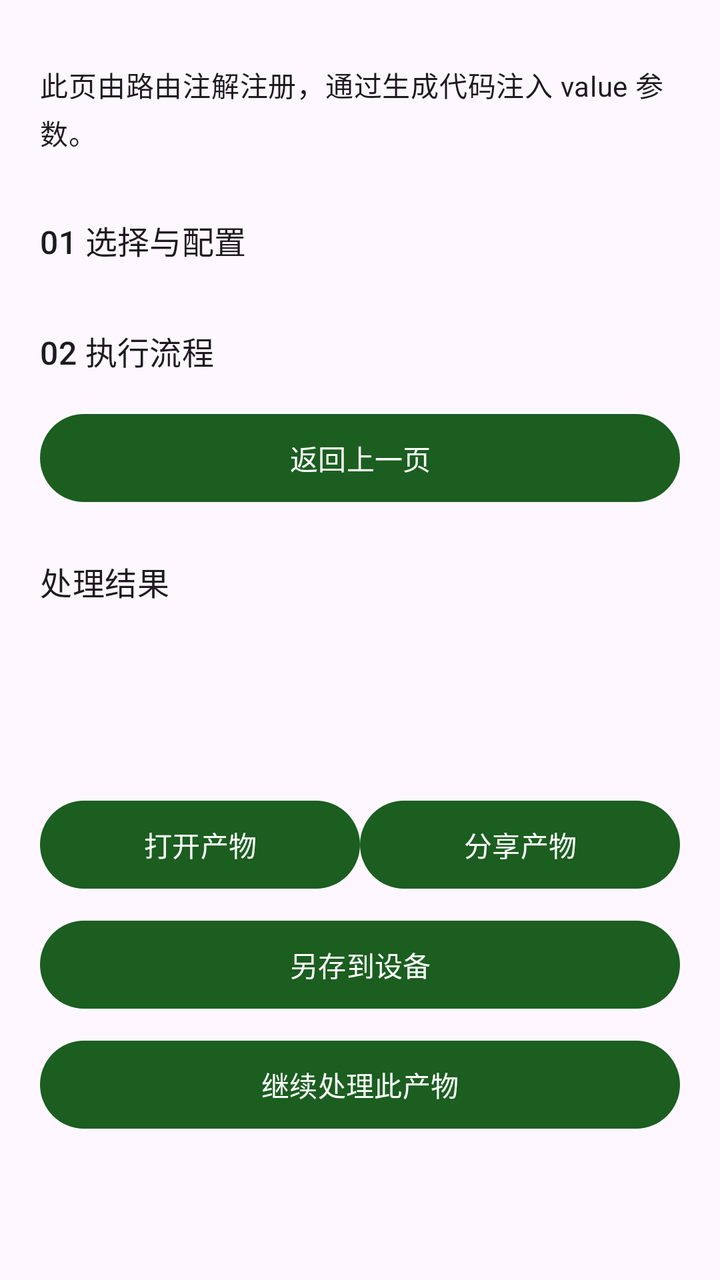
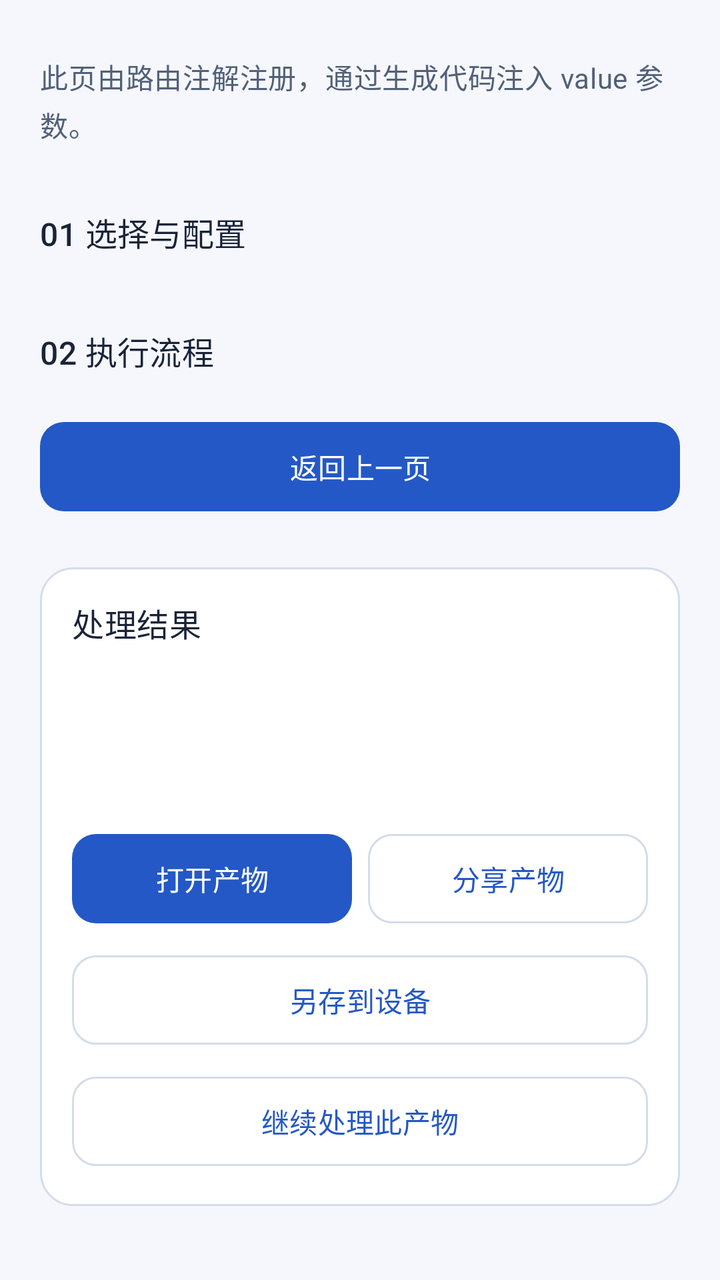

Screens rendered from an Android XML layout before and after an edit, with the pre-edit source and the edit as a unified diff.
<!-- AndroidManifest.xml: another module's application theme Theme.DevLib -->
<!-- res/layout/demo_route_target.xml -->
<?xml version='1.0' encoding='utf-8'?>
<ScrollView xmlns:android="http://schemas.android.com/apk/res/android" android:layout_width="match_parent" android:layout_height="match_parent" android:fillViewport="true" android:scrollbars="none" android:clipToPadding="false">
    <LinearLayout style="@style/Demo.Page">
        <TextView style="@style/Demo.Label" android:text="@string/demo_route_target_intro" />
        <TextView style="@style/Demo.Heading" android:text="@string/demo_route_target_input" />
        <TextView style="@style/Demo.Heading" android:text="@string/demo_route_target_execute" />
        <com.google.android.material.button.MaterialButton android:id="@+id/finish" style="@style/Demo.Button" android:text="@string/demo_route_target_finish" />
        <include android:id="@+id/result" layout="@layout/demo_output" />
    </LinearLayout>
</ScrollView>
<!-- res/layout/demo_output.xml (included above) -->
<?xml version='1.0' encoding='utf-8'?>
<LinearLayout xmlns:android="http://schemas.android.com/apk/res/android" style="@style/Demo.Page" android:padding="0dp">
    <TextView style="@style/Demo.Heading" android:text="@string/demo_output" />
    <TextView android:id="@+id/inputs" style="@style/Demo.Label" android:textIsSelectable="true" />
    <ImageView android:id="@+id/inputPreview" android:layout_width="match_parent" android:layout_height="200dp" android:scaleType="fitCenter" android:contentDescription="@string/workspace_original" android:visibility="gone" />
    <ProgressBar android:id="@+id/progress" style="?android:attr/progressBarStyleHorizontal" android:layout_width="match_parent" android:layout_height="wrap_content" android:visibility="gone" />
    <TextView android:id="@+id/message" style="@style/Demo.Label" android:textIsSelectable="true" />
    <ImageView android:id="@+id/preview" android:layout_width="match_parent" android:layout_height="wrap_content" android:adjustViewBounds="true" android:maxHeight="360dp" android:contentDescription="@string/demo_preview" android:visibility="gone" />
    <com.google.android.material.button.MaterialButton android:id="@+id/cancel" style="@style/Demo.Button" android:text="@string/demo_cancel" android:visibility="gone" />
    <LinearLayout android:layout_width="match_parent" android:layout_height="wrap_content" android:orientation="horizontal">
        <com.google.android.material.button.MaterialButton android:id="@+id/open" style="@style/Demo.Button" android:layout_width="0dp" android:layout_weight="1" android:text="@string/demo_open" />
        <com.google.android.material.button.MaterialButton android:id="@+id/share" style="@style/Demo.Button" android:layout_width="0dp" android:layout_weight="1" android:text="@string/demo_share" />
    </LinearLayout>
    <com.google.android.material.button.MaterialButton android:id="@+id/save" style="@style/Demo.Button" android:text="@string/workspace_save" />
    <com.google.android.material.button.MaterialButton android:id="@+id/continueWith" style="@style/Demo.Button" android:text="@string/workspace_continue" />
</LinearLayout>
<!-- resources referenced by this layout -->
<resources>
  <style name="Demo.Button" parent="">
          <item name="android:layout_width">match_parent</item>
          <item name="android:layout_height">wrap_content</item>
          <item name="android:minHeight">52dp</item>
          <item name="android:layout_marginTop">8dp</item>
      </style>
  <style name="Demo.Heading" parent="Demo.Label">
          <item name="android:textAppearance">?attr/textAppearanceTitleMedium</item>
          <item name="android:layout_marginTop">24dp</item>
      </style>
  <style name="Demo.Label" parent="">
          <item name="android:layout_width">match_parent</item>
          <item name="android:layout_height">wrap_content</item>
          <item name="android:textAppearance">?attr/textAppearanceBodyMedium</item>
          <item name="android:layout_marginTop">12dp</item>
          <item name="android:layout_marginBottom">8dp</item>
      </style>
  <style name="Demo.Page" parent="">
          <item name="android:orientation">vertical</item>
          <item name="android:padding">20dp</item>
          <item name="android:layout_width">match_parent</item>
          <item name="android:layout_height">wrap_content</item>
      </style>
  <style name="Theme.DevLib" parent="Theme.Material3.DayNight.NoActionBar">
          <item name="colorPrimary">@color/primary</item>
          <item name="colorOnPrimary">@color/on_primary</item>
          <item name="android:statusBarColor">@android:color/transparent</item>
          <item name="android:navigationBarColor">@android:color/transparent</item>
          <item name="android:windowLightStatusBar">true</item>
          <item name="android:windowLightNavigationBar">true</item>
          <item name="android:enforceNavigationBarContrast">false</item>
      </style>
  <color name="primary">#1B5E20</color>
  <color name="on_primary">#FFFFFF</color>
  <!-- unchanged entries left out for length: 12 -->
</resources>

<!-- the commit's change to res/layout/demo_route_target.xml (unified diff, before → after) -->
@@ -4,23 +4,23 @@
         <TextView style="@style/Demo.Label" android:text="@string/demo_route_target_intro" />
         <TextView style="@style/Demo.Heading" android:text="@string/demo_route_target_input" />
         <TextView style="@style/Demo.Heading" android:text="@string/demo_route_target_execute" />
-        <com.google.android.material.button.MaterialButton android:id="@+id/finish" style="@style/Demo.Button" android:text="@string/demo_route_target_finish" />
+        <com.google.android.material.button.MaterialButton android:id="@+id/finish" style="@style/Demo.Button.Primary" android:text="@string/demo_route_target_finish" />
         <include android:id="@+id/result" layout="@layout/demo_output" />
     </LinearLayout>
 </ScrollView>
 <!-- res/layout/demo_output.xml (included above) -->
 <?xml version='1.0' encoding='utf-8'?>
-<LinearLayout xmlns:android="http://schemas.android.com/apk/res/android" style="@style/Demo.Page" android:padding="0dp">
-    <TextView style="@style/Demo.Heading" android:text="@string/demo_output" />
+<LinearLayout xmlns:android="http://schemas.android.com/apk/res/android" style="@style/Demo.Page" android:padding="16dp" android:layout_marginTop="24dp" android:background="@drawable/demo_result_surface">
+    <TextView style="@style/Demo.Heading" android:layout_marginTop="0dp" android:text="@string/demo_output" />
     <TextView android:id="@+id/inputs" style="@style/Demo.Label" android:textIsSelectable="true" />
     <ImageView android:id="@+id/inputPreview" android:layout_width="match_parent" android:layout_height="200dp" android:scaleType="fitCenter" android:contentDescription="@string/workspace_original" android:visibility="gone" />
     <ProgressBar android:id="@+id/progress" style="?android:attr/progressBarStyleHorizontal" android:layout_width="match_parent" android:layout_height="wrap_content" android:visibility="gone" />
-    <TextView android:id="@+id/message" style="@style/Demo.Label" android:textIsSelectable="true" />
+    <TextView android:id="@+id/message" style="@style/Demo.Label" android:accessibilityLiveRegion="polite" android:textIsSelectable="true" />
     <ImageView android:id="@+id/preview" android:layout_width="match_parent" android:layout_height="wrap_content" android:adjustViewBounds="true" android:maxHeight="360dp" android:contentDescription="@string/demo_preview" android:visibility="gone" />
-    <com.google.android.material.button.MaterialButton android:id="@+id/cancel" style="@style/Demo.Button" android:text="@string/demo_cancel" android:visibility="gone" />
+    <com.google.android.material.button.MaterialButton android:id="@+id/cancel" style="@style/Demo.Button.Danger" android:text="@string/demo_cancel" android:visibility="gone" />
     <LinearLayout android:layout_width="match_parent" android:layout_height="wrap_content" android:orientation="horizontal">
-        <com.google.android.material.button.MaterialButton android:id="@+id/open" style="@style/Demo.Button" android:layout_width="0dp" android:layout_weight="1" android:text="@string/demo_open" />
-        <com.google.android.material.button.MaterialButton android:id="@+id/share" style="@style/Demo.Button" android:layout_width="0dp" android:layout_weight="1" android:text="@string/demo_share" />
+        <com.google.android.material.button.MaterialButton android:id="@+id/open" style="@style/Demo.Button.Primary" android:layout_marginEnd="4dp" android:layout_width="0dp" android:layout_weight="1" android:text="@string/demo_open" />
+        <com.google.android.material.button.MaterialButton android:id="@+id/share" style="@style/Demo.Button" android:layout_marginStart="4dp" android:layout_width="0dp" android:layout_weight="1" android:text="@string/demo_share" />
     </LinearLayout>
     <com.google.android.material.button.MaterialButton android:id="@+id/save" style="@style/Demo.Button" android:text="@string/workspace_save" />
     <com.google.android.material.button.MaterialButton android:id="@+id/continueWith" style="@style/Demo.Button" android:text="@string/workspace_continue" />
<!-- resource entries referenced after the edit -->
@@ -1,39 +1,124 @@
 <!-- resources referenced by this layout -->
 <resources>
-  <style name="Demo.Button" parent="">
+  <!-- drawable demo_result_surface (drawable) -->
+  <shape xmlns:android="http://schemas.android.com/apk/res/android" android:shape="rectangle">
+      <solid android:color="@color/dev_surface_card" />
+      <corners android:radius="16dp" />
+      <stroke android:width="1dp" android:color="@color/dev_outline_variant" />
+  </shape>
+  <style name="Demo.Button" parent="Widget.Material3.Button.OutlinedButton">
           <item name="android:layout_width">match_parent</item>
           <item name="android:layout_height">wrap_content</item>
-          <item name="android:minHeight">52dp</item>
+          <item name="android:minHeight">48dp</item>
+          <item name="android:minWidth">0dp</item>
           <item name="android:layout_marginTop">8dp</item>
+          <item name="android:textAllCaps">false</item>
+          <item name="cornerRadius">12dp</item>
+          <item name="strokeColor">@color/dev_outline_variant</item>
+          <item name="android:paddingTop">12dp</item>
+          <item name="android:paddingBottom">12dp</item>
+      </style>
+  <style name="Demo.Button.Danger" parent="Demo.Button">
+          <item name="android:textColor">@color/dev_error</item>
+      </style>
+  <style name="Demo.Button.Primary" parent="Widget.Material3.Button">
+          <item name="android:layout_width">match_parent</item>
+          <item name="android:layout_height">wrap_content</item>
+          <item name="android:minHeight">48dp</item>
+          <item name="android:minWidth">0dp</item>
+          <item name="android:layout_marginTop">8dp</item>
+          <item name="android:textAllCaps">false</item>
+          <item name="cornerRadius">12dp</item>
+          <item name="android:paddingTop">12dp</item>
+          <item name="android:paddingBottom">12dp</item>
       </style>
   <style name="Demo.Heading" parent="Demo.Label">
           <item name="android:textAppearance">?attr/textAppearanceTitleMedium</item>
+          <item name="android:textColor">@color/feature_res_on_surface</item>
           <item name="android:layout_marginTop">24dp</item>
+          <item name="android:layout_marginBottom">12dp</item>
+          <item name="android:accessibilityHeading">true</item>
       </style>
   <style name="Demo.Label" parent="">
           <item name="android:layout_width">match_parent</item>
           <item name="android:layout_height">wrap_content</item>
           <item name="android:textAppearance">?attr/textAppearanceBodyMedium</item>
-          <item name="android:layout_marginTop">12dp</item>
+          <item name="android:textColor">@color/dev_on_surface_variant</item>
+          <item name="android:lineSpacingExtra">3dp</item>
+          <item name="android:layout_marginTop">8dp</item>
           <item name="android:layout_marginBottom">8dp</item>
       </style>
   <style name="Demo.Page" parent="">
           <item name="android:orientation">vertical</item>
           <item name="android:padding">20dp</item>
+          <item name="android:paddingBottom">32dp</item>
           <item name="android:layout_width">match_parent</item>
           <item name="android:layout_height">wrap_content</item>
       </style>
   <style name="Theme.DevLib" parent="Theme.Material3.DayNight.NoActionBar">
-          <item name="colorPrimary">@color/primary</item>
-          <item name="colorOnPrimary">@color/on_primary</item>
+          <item name="colorPrimary">@color/dev_primary</item>
+          <item name="colorOnPrimary">@color/dev_on_primary</item>
+          <item name="colorPrimaryContainer">@color/dev_primary_container</item>
+          <item name="colorOnPrimaryContainer">@color/dev_on_primary_container</item>
+          <item name="colorSecondary">@color/dev_secondary</item>
+          <item name="colorOnSecondary">@color/dev_on_secondary</item>
+          <item name="colorSecondaryContainer">@color/dev_secondary_container</item>
+          <item name="colorOnSecondaryContainer">@color/dev_on_secondary_container</item>
+          <item name="colorTertiary">@color/dev_secondary</item>
+          <item name="colorOnTertiary">@color/dev_on_secondary</item>
+          <item name="colorTertiaryContainer">@color/dev_secondary_container</item>
+          <item name="colorOnTertiaryContainer">@color/dev_on_secondary_container</item>
+          <item name="android:colorBackground">@color/feature_res_surface</item>
+          <item name="android:windowBackground">@color/feature_res_surface</item>
+          <item name="colorOnBackground">@color/feature_res_on_surface</item>
+          <item name="colorSurface">@color/dev_surface_card</item>
+          <item name="colorOnSurface">@color/feature_res_on_surface</item>
+          <item name="colorSurfaceVariant">@color/dev_surface_variant</item>
+          <item name="colorOnSurfaceVariant">@color/dev_on_surface_variant</item>
+          <item name="colorSurfaceContainer">@color/dev_surface_card</item>
+          <item name="colorSurfaceContainerLow">@color/dev_surface_card</item>
+          <item name="colorSurfaceContainerHigh">@color/dev_surface_variant</item>
+          <item name="colorOutline">@color/dev_outline</item>
+          <item name="colorOutlineVariant">@color/dev_outline_variant</item>
+          <item name="colorError">@color/dev_error</item>
+          <item name="colorOnError">@color/dev_on_error</item>
+          <item name="colorErrorContainer">@color/dev_error_container</item>
+          <item name="colorOnErrorContainer">@color/dev_on_error_container</item>
+          <item name="textInputStyle">@style/Demo.TextInputLayout</item>
+          <item name="materialButtonStyle">@style/Demo.Button.Primary</item>
+          
+          <item name="android:windowLightStatusBar">@bool/dev_light_system_bars</item>
+          <item name="android:windowLightNavigationBar">@bool/dev_light_system_bars</item>
           <item name="android:statusBarColor">@android:color/transparent</item>
           <item name="android:navigationBarColor">@android:color/transparent</item>
-          <item name="android:windowLightStatusBar">true</item>
-          <item name="android:windowLightNavigationBar">true</item>
-          <item name="android:enforceNavigationBarContrast">false</item>
       </style>
-  <color name="primary">#1B5E20</color>
-  <color name="on_primary">#FFFFFF</color>
+  <color name="dev_surface_card">#FFFFFF</color>
+  <color name="dev_outline_variant">#D4DCE9</color>
+  <color name="dev_error">#B3261E</color>
+  <color name="feature_res_on_surface">#192338</color>
+  <color name="dev_on_surface_variant">#526078</color>
+  <color name="dev_primary">#2458C6</color>
+  <color name="dev_on_primary">#FFFFFF</color>
+  <color name="dev_primary_container">#DFE8FF</color>
+  <color name="dev_on_primary_container">#163567</color>
+  <color name="dev_secondary">#146C70</color>
+  <color name="dev_on_secondary">#FFFFFF</color>
+  <color name="dev_secondary_container">#D8F1F0</color>
+  <color name="dev_on_secondary_container">#124F53</color>
+  <color name="feature_res_surface">#F5F7FC</color>
+  <color name="dev_surface_variant">#E9EDF5</color>
+  <color name="dev_outline">#738098</color>
+  <color name="dev_on_error">#FFFFFF</color>
+  <color name="dev_error_container">#FCE3DF</color>
+  <color name="dev_on_error_container">#761F19</color>
+  <style name="Demo.TextInputLayout" parent="Widget.Material3.TextInputLayout.OutlinedBox">
+          <item name="android:layout_marginTop">12dp</item>
+          <item name="boxCornerRadiusTopStart">12dp</item>
+          <item name="boxCornerRadiusTopEnd">12dp</item>
+          <item name="boxCornerRadiusBottomStart">12dp</item>
+          <item name="boxCornerRadiusBottomEnd">12dp</item>
+          <item name="boxBackgroundColor">@color/dev_surface_card</item>
+      </style>
   <!-- unchanged entries left out for length: 12 -->
 </resources>
 
